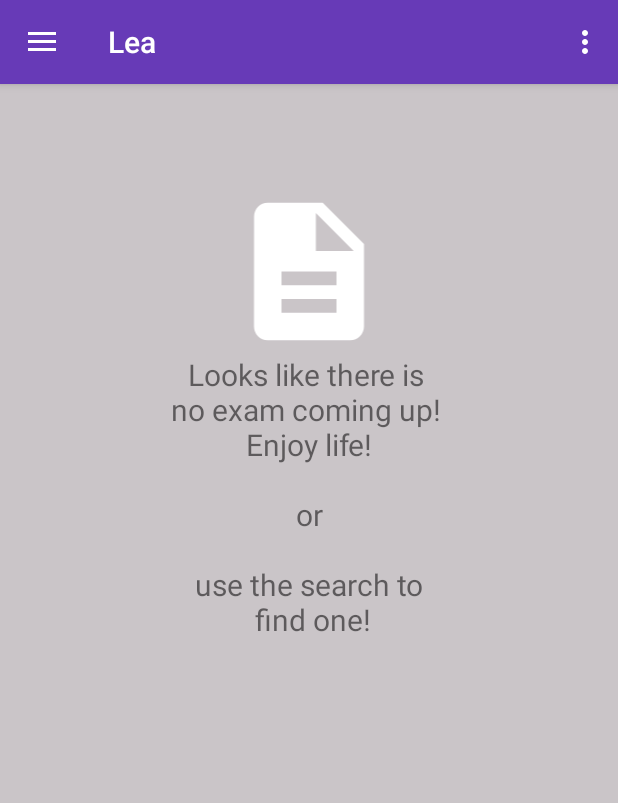
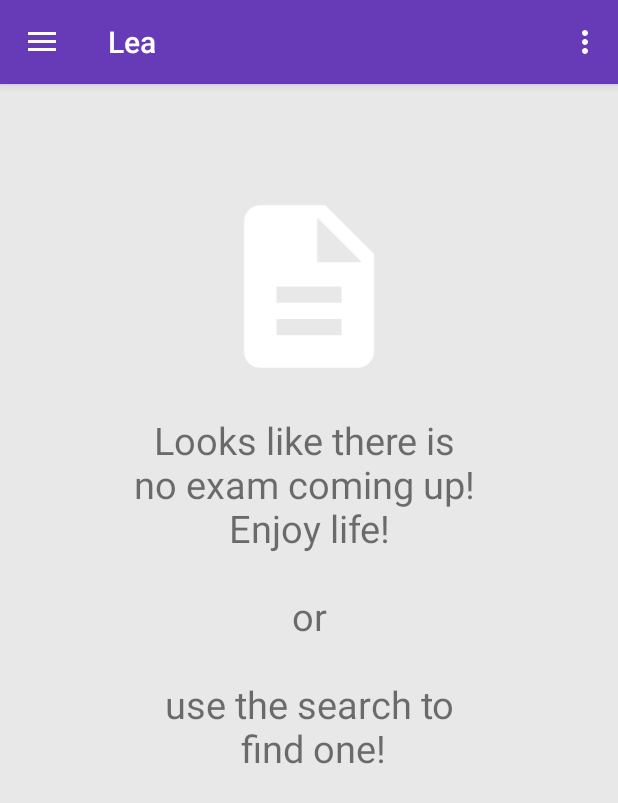
Before and after one commit to pedru/W.O.S, an Android app: the screen it shows after launch (MainActivity), on a phone screen of 412 x 824 dp. Shown: the top 803 px of the screen. Run offline under Robolectric (Android 15) with nearby library versions, the light colour scheme and no system bars; network calls fail.

Commit message:
[TP, PE] saved exams final

```diff
--- a/Lea/app/src/main/res/layout/content_exam_detail.xml
+++ b/Lea/app/src/main/res/layout/content_exam_detail.xml
@@ -6,7 +6,8 @@
     android:layout_height="match_parent"
     app:layout_behavior="@string/appbar_scrolling_view_behavior"
     tools:context="wos.lea.ExamDetailActivity"
-    tools:showIn="@layout/activity_exam_detail">
+    tools:showIn="@layout/activity_exam_detail"
+    android:background="@color/backgroundColor">
 
     <ListView
         android:id="@+id/questionList"
--- a/Lea/app/src/main/res/layout/content_main.xml
+++ b/Lea/app/src/main/res/layout/content_main.xml
@@ -31,7 +31,8 @@
                 <ImageView
                     android:id="@+id/descriptionFileIcon"
                     android:layout_width="match_parent"
-                    android:layout_height="110dp"
+                    android:layout_height="130dp"
+                    android:layout_marginBottom="20dp"
                     app:srcCompat="@drawable/ic_description_white_24px" />
 
                 <TextView
@@ -40,7 +41,7 @@
                     android:layout_height="wrap_content"
                     android:text="Looks like there is \n no exam coming up!  \n Enjoy life! \n \n or \n \n use the search to \n find one!"
                     android:textAlignment="center"
-                    android:textSize="20sp" />
+                    android:textSize="25sp" />
             </LinearLayout>
 
         </RelativeLayout>
--- a/Lea/app/src/main/res/values/colors.xml
+++ b/Lea/app/src/main/res/values/colors.xml
@@ -3,5 +3,5 @@
     <color name="colorPrimary">#673AB7</color>
     <color name="colorPrimaryDark">#ffffff</color>
     <color name="colorAccent">#FF5722</color>
-    <color name="backgroundColor">#cac5c8</color>
+    <color name="backgroundColor">#e8e8e8</color>
 </resources>
```
Also changed, not shown: 1 other file.
